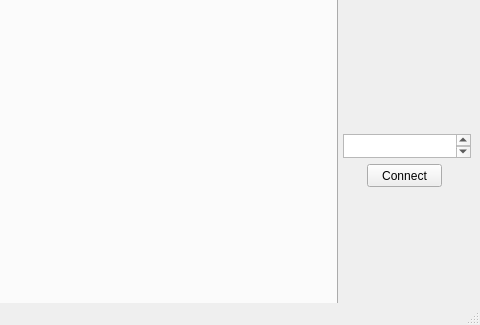
Before: the Qt Designer form GUI/mainwindow.ui in tjel/infpro-6, drawn with Qt 5; both pictures show x 213 to 693 and y 142 to 467 of the 693 by 467 pixel window.
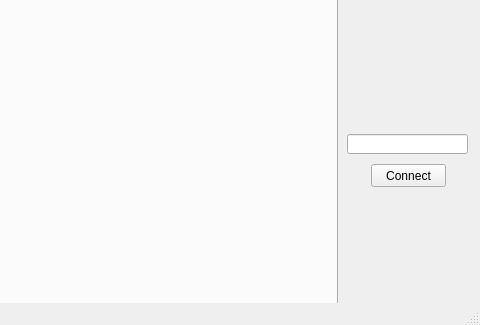
After: the same form once the commit is applied.

What changed in the file:
```diff
--- a/GUI/mainwindow.ui
+++ b/GUI/mainwindow.ui
@@ -36,7 +36,7 @@
     </property>
     <property name="geometry">
      <rect>
-      <x>580</x>
+      <x>584</x>
       <y>270</y>
       <width>75</width>
       <height>23</height>
@@ -46,13 +46,13 @@
      <string>Connect</string>
     </property>
    </widget>
-   <widget class="QPlainTextEdit" name="addressInput">
+   <widget class="QLineEdit" name="addressInput">
     <property name="geometry">
      <rect>
-      <x>556</x>
+      <x>560</x>
       <y>240</y>
-      <width>128</width>
-      <height>24</height>
+      <width>121</width>
+      <height>20</height>
      </rect>
     </property>
    </widget>
```
